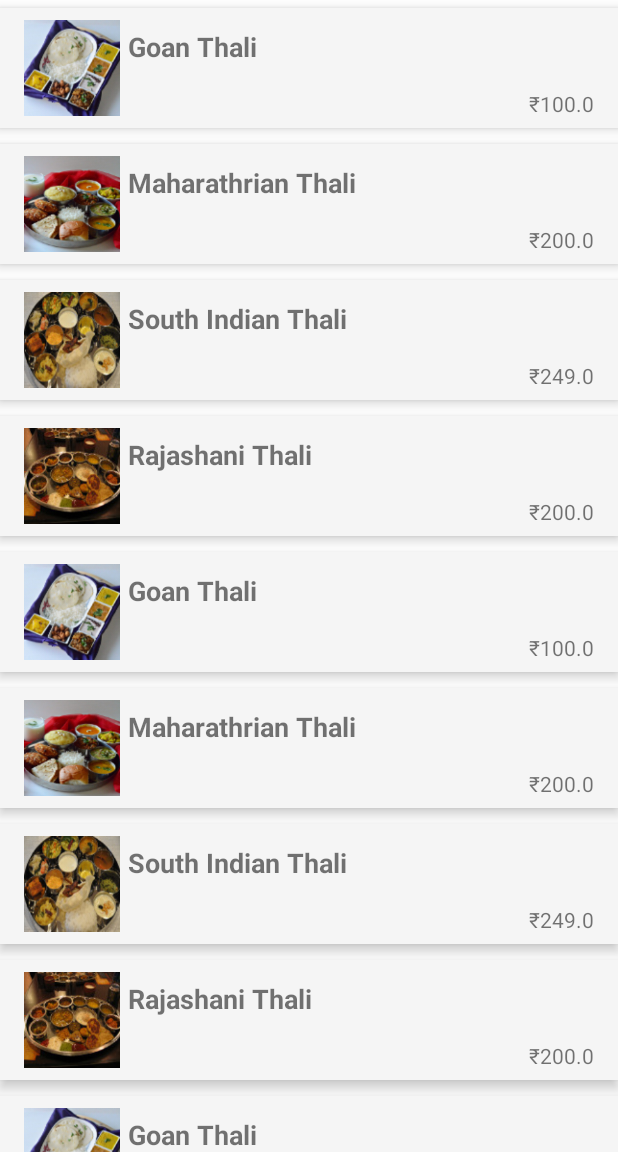
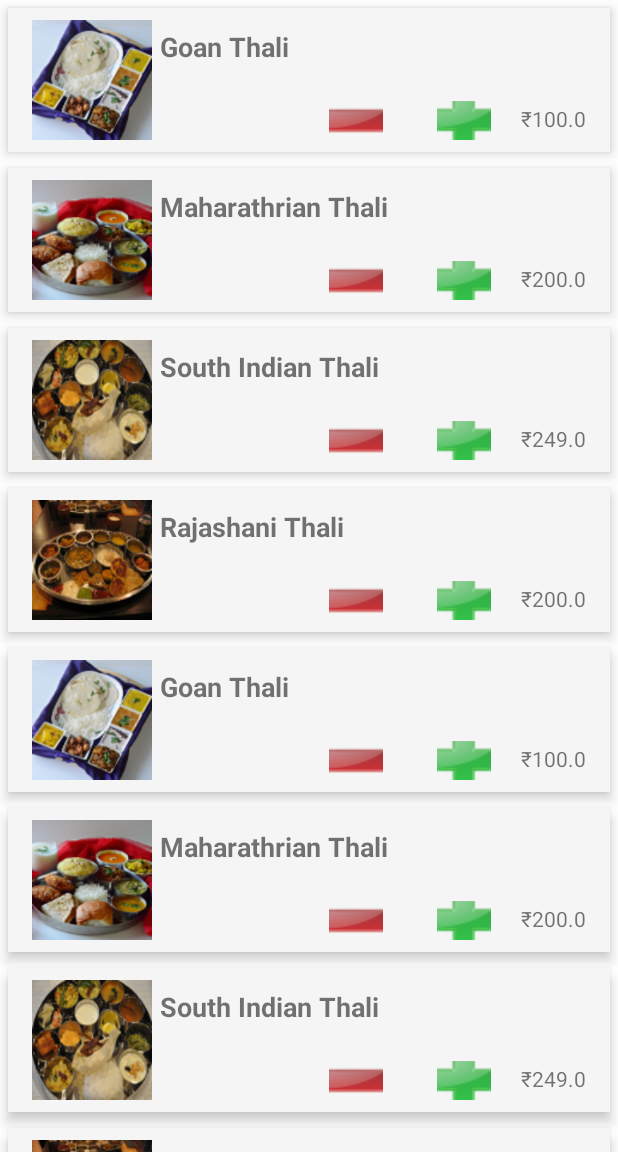
Before and after one commit to prasadph/vinod-tiffin, an Android app: the screen it shows after launch (MainActivity), on a phone screen of 412 x 824 dp, the part 84-1236 px from its top. Run offline under Robolectric (Android 15) with nearby library versions, the phone set to English and light mode, and no system bars.

Commit message:
food_row.xml

```diff
--- a/app/src/main/res/layout/food_row.xml
+++ b/app/src/main/res/layout/food_row.xml
@@ -1,18 +1,17 @@
 <?xml version="1.0" encoding="utf-8"?>
 <RelativeLayout xmlns:android="http://schemas.android.com/apk/res/android"
     android:layout_width="match_parent"
-    android:layout_height="80dp"
+    android:layout_height="96dp"
     android:padding="8dp"
-    android:layout_marginTop="5dp"
-    android:layout_marginBottom="5dp"
+    android:layout_margin="5dp"
     android:background="#f5f5f5"
     android:elevation="5dp">
 
     <ImageView
         android:id="@+id/idFoodImg"
         android:layout_marginLeft="8dp"
-        android:layout_width="64dp"
-        android:layout_height="64dp"
+        android:layout_width="80dp"
+        android:layout_height="80dp"
         android:src="@mipmap/ic_launcher"
         android:layout_alignParentLeft="true"
         />
@@ -20,18 +19,47 @@
         android:id="@+id/idTitle"
         android:layout_toRightOf="@id/idFoodImg"
         android:layout_width="wrap_content"
-        android:layout_height="46dp"
+        android:layout_height="54dp"
         android:textStyle="bold"
         android:textSize="18sp"
         android:padding="5dp"/>
 
     <TextView
         android:layout_width="wrap_content"
-        android:layout_height="18dp"
-        android:text="android:text"
+        android:layout_height="24dp"
+        android:text="$200"
         android:layout_marginRight="8dp"
         android:id="@+id/idPrice"
         android:layout_alignParentRight="true"
-        android:layout_below="@id/idTitle"/>
+        android:layout_below="@id/idTitle"
+        android:gravity="center"/>
+
+    <ImageButton
+        android:layout_width="36dp"
+        android:layout_height="36dp"
+        android:id="@+id/idAddItem"
+        android:layout_below="@id/idTitle"
+        android:layout_toLeftOf="@id/idPrice"
+        android:layout_marginRight="20dp"
+        android:src="@drawable/additem"/>
+
+    <TextView
+        android:layout_width="72dp"
+        android:layout_height="36dp"
+        android:id="@+id/idQuant"
+        android:layout_below="@id/idTitle"
+        android:layout_toLeftOf="@id/idAddItem"
+        android:layout_marginRight="-18dp"
+        android:gravity="center"
+        android:inputType="number"/>
+
+    <ImageButton
+        android:layout_width="36dp"
+        android:layout_height="36dp"
+        android:id="@+id/idSubItem"
+        android:layout_below="@id/idTitle"
+        android:layout_toLeftOf="@id/idQuant"
+        android:layout_marginRight="-18dp"
+        android:src="@drawable/subitem"/>
 
 </RelativeLayout>
```
